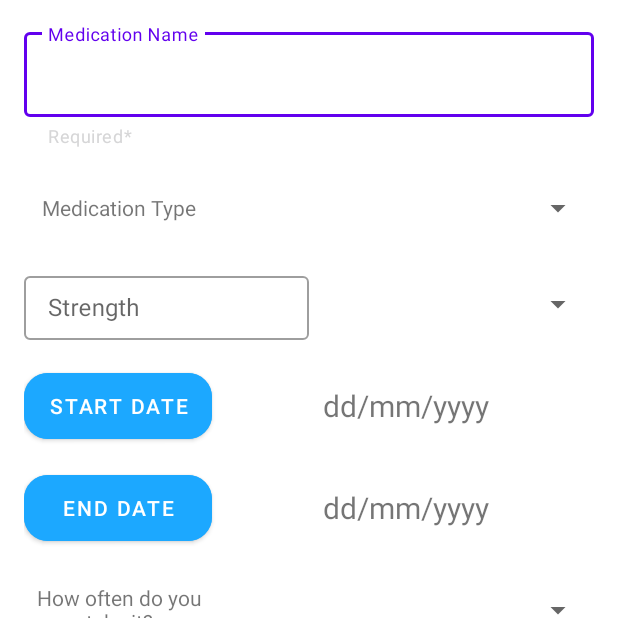
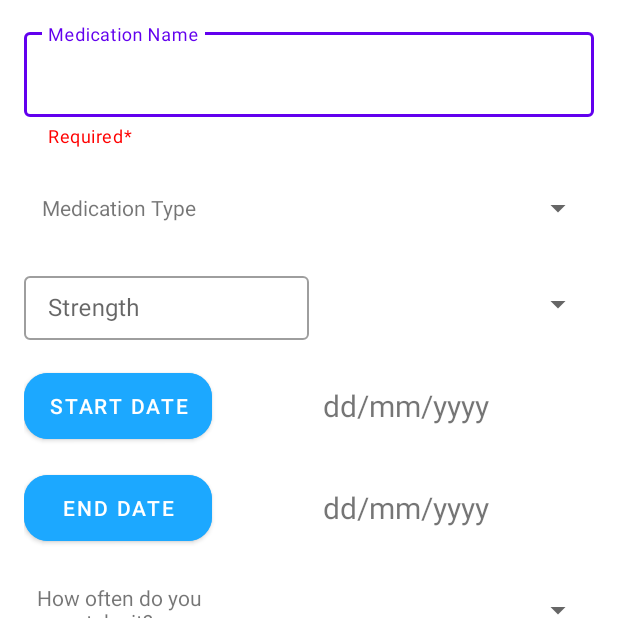
Before and after one commit to AhmedAbdallah125/Medical-Reminder, an Android app: the fragment AddMedication shown on its own in the app's theme, on a phone screen of 412 x 824 dp, the top half of it. Run offline under Robolectric (Android 15) with nearby library versions, the phone set to English and light mode, and no system bars.

Commit message:
solve_conflict

```diff
--- a/app/src/main/java/com/team_three/medicalreminder/homeScreen/view/HomeActivity.java
+++ b/app/src/main/java/com/team_three/medicalreminder/homeScreen/view/HomeActivity.java
@@ -56,6 +56,7 @@ public class HomeActivity extends AppCompatActivity {
     private NavigationBarView.OnItemSelectedListener itemSelectedListener
             = item -> {
 
+
         switch (item.getItemId()) {
             case R.id.nav_menu_home:
                 selectFragment = new HomeFragment();
--- a/app/src/main/java/com/team_three/medicalreminder/medicationList/view/MedsListAdapter.java
+++ b/app/src/main/java/com/team_three/medicalreminder/medicationList/view/MedsListAdapter.java
@@ -8,7 +8,6 @@ import android.view.ViewGroup;
 import androidx.annotation.NonNull;
 import androidx.recyclerview.widget.RecyclerView;
 
-import com.team_three.medicalreminder.Home_Screen.model.MedicineDetails;
 import com.team_three.medicalreminder.databinding.ActiveMedsRowBinding;
 import com.team_three.medicalreminder.medicationList.model.MedicinesActive;
 
--- a/app/src/main/res/layout/fragment_add_medication.xml
+++ b/app/src/main/res/layout/fragment_add_medication.xml
@@ -20,7 +20,7 @@
         android:hint="@string/MedicationName"
         app:endIconMode="clear_text"
         app:helperText="Required*"
-        app:helperTextTextColor="@color/car_ui_ime_wide_screen_error_text_color"
+        app:helperTextTextColor="#ff0000"
         app:layout_constraintEnd_toEndOf="parent"
         app:layout_constraintStart_toStartOf="parent"
         app:layout_constraintTop_toTopOf="parent">
--- a/app/src/main/res/values/strings.xml
+++ b/app/src/main/res/values/strings.xml
@@ -86,7 +86,6 @@
     <string name="forgt_password">Forget Your password</string>
     <string name="previsous_logged_with_Google">Previously Logged in with Google+?</string>
     <string name="sign_up">Sign Up</string>
-    <string name="txt_sign_up_details" >Register to securely back up your data on your server</string>
     <string name="edit_medication">Edit Medication</string>
     <string name="txt_sign_up_details">Register to securely back up your data on your server</string>
 </resources>
```
